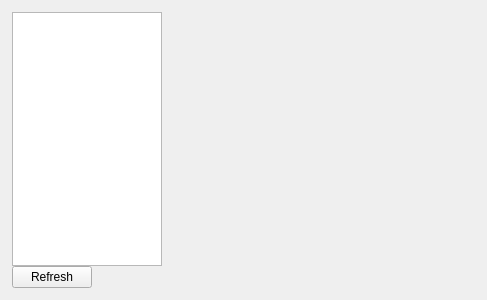
Above: nplab/ui/hdf5_browser.ui from nanophotonics/nplab before the change. Below: the same form after it.
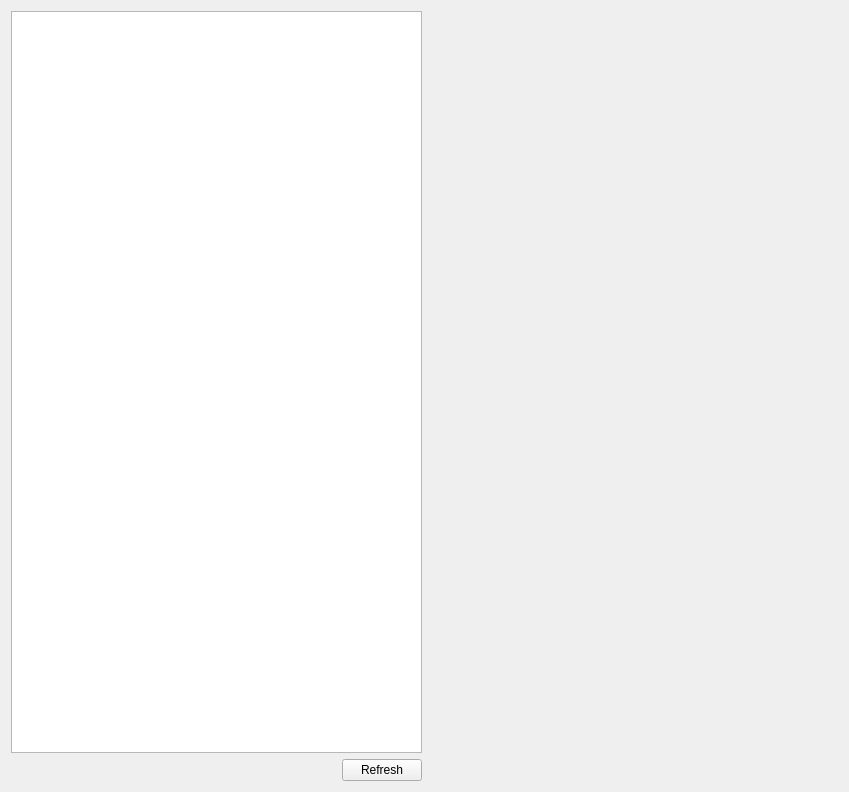
That is the form after the change.

Commit message:
Some tweaks to the hdf5 browser
Improved the layout so it should scale better.
Added a show_gui method to nplab.datafile.Group so you can easily pop up
an HDF5 browser.

What changed in the file:
```diff
--- a/nplab/ui/hdf5_browser.ui
+++ b/nplab/ui/hdf5_browser.ui
@@ -6,42 +6,39 @@
    <rect>
     <x>0</x>
     <y>0</y>
-    <width>487</width>
-    <height>300</height>
+    <width>849</width>
+    <height>792</height>
    </rect>
   </property>
   <property name="windowTitle">
    <string>Form</string>
   </property>
-  <layout class="QVBoxLayout" name="verticalLayout_2">
-   <property name="margin">
-    <number>10</number>
-   </property>
+  <layout class="QHBoxLayout" name="horizontalLayout_2">
    <item>
-    <layout class="QHBoxLayout" name="horizontalLayout">
-     <property name="spacing">
-      <number>5</number>
+    <widget class="QSplitter" name="splitter">
+     <property name="orientation">
+      <enum>Qt::Horizontal</enum>
      </property>
-     <property name="margin">
-      <number>2</number>
-     </property>
-     <item>
+     <widget class="QWidget" name="layoutWidget">
       <layout class="QVBoxLayout" name="verticalLayout">
-       <property name="spacing">
-        <number>0</number>
-       </property>
        <item>
         <widget class="QTreeWidget" name="treeWidget">
          <property name="sizePolicy">
-          <sizepolicy hsizetype="Fixed" vsizetype="Fixed">
-           <horstretch>0</horstretch>
+          <sizepolicy hsizetype="MinimumExpanding" vsizetype="Expanding">
+           <horstretch>3</horstretch>
            <verstretch>0</verstretch>
           </sizepolicy>
          </property>
-         <property name="maximumSize">
+         <property name="minimumSize">
           <size>
            <width>150</width>
-           <height>300</height>
+           <height>50</height>
+          </size>
+         </property>
+         <property name="maximumSize">
+          <size>
+           <width>999999</width>
+           <height>999999</height>
           </size>
          </property>
          <property name="font">
@@ -66,6 +63,21 @@
         </widget>
        </item>
        <item>
+        <layout class="QHBoxLayout" name="horizontalLayout">
+         <item>
+          <spacer name="horizontalSpacer">
+           <property name="orientation">
+            <enum>Qt::Horizontal</enum>
+           </property>
+           <property name="sizeHint" stdset="0">
+            <size>
+             <width>40</width>
+             <height>20</height>
+            </size>
+           </property>
+          </spacer>
+         </item>
+         <item>
         <widget class="QPushButton" name="refreshButton">
          <property name="sizePolicy">
           <sizepolicy hsizetype="Fixed" vsizetype="Fixed">
@@ -80,11 +92,17 @@
        </item>
       </layout>
      </item>
+      </layout>
+     </widget>
+    </widget>
+   </item>
+   <item>
+    <layout class="QVBoxLayout" name="figureWidgetContainer">
      <item>
       <widget class="QWidget" name="figureWidget" native="true">
        <property name="sizePolicy">
         <sizepolicy hsizetype="Expanding" vsizetype="Expanding">
-         <horstretch>0</horstretch>
+         <horstretch>9</horstretch>
          <verstretch>0</verstretch>
         </sizepolicy>
        </property>
```
Lines whose indentation alone changed are shown as unchanged. The commit also changes 3 other files.
